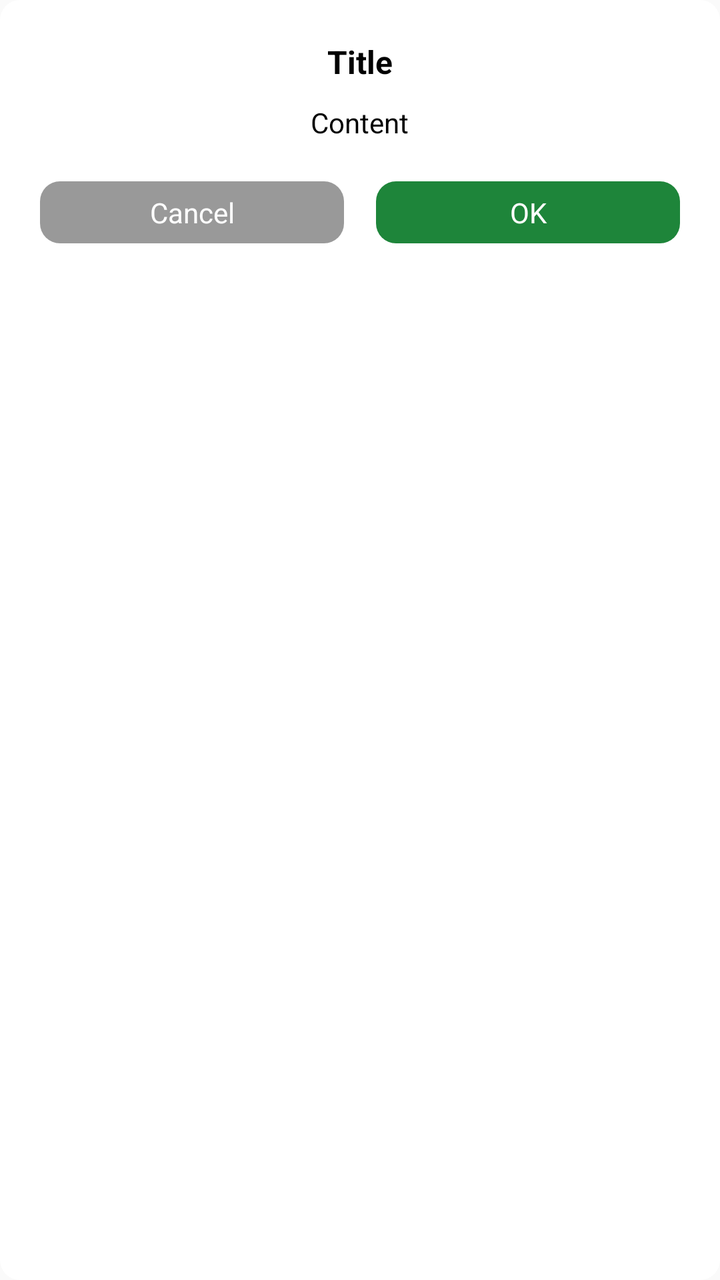
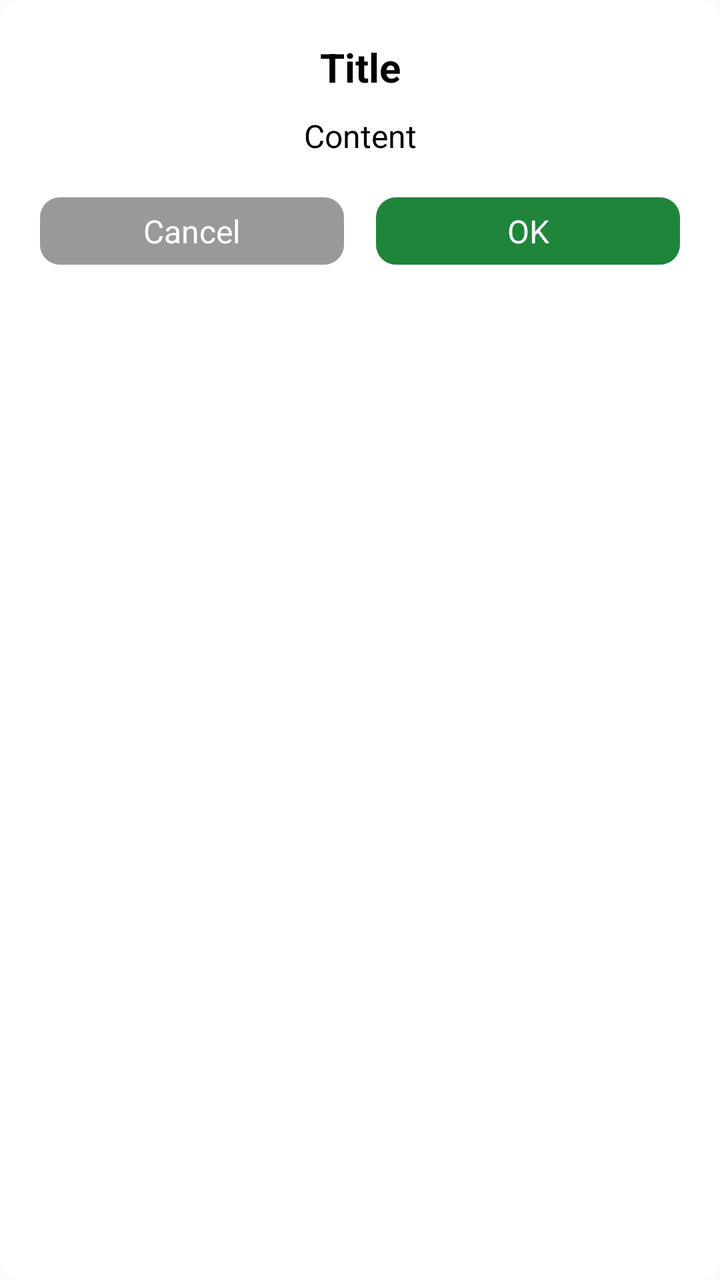

An Android layout rendered at two revisions. The XML below is the earlier revision; the diff shows what the commit changed to produce the second picture.
<!-- AndroidManifest.xml: application theme AppTheme -->
<!-- res/layout/dialog_custom.xml -->
<?xml version="1.0" encoding="utf-8"?>
<LinearLayout xmlns:android="http://schemas.android.com/apk/res/android"
    android:layout_width="match_parent"
    android:layout_height="wrap_content"
    android:background="@drawable/bg_white_ffffff_r10"
    android:orientation="vertical"
    android:padding="20dp">

    <TextView
        android:id="@+id/dialog_title"
        android:layout_width="wrap_content"
        android:layout_height="wrap_content"
        android:layout_gravity="center"
        android:text="Title"
        android:textColor="@color/colorBlack"
        android:textSize="16sp"
        android:textStyle="bold" />

    <TextView
        android:id="@+id/dialog_content"
        android:layout_width="wrap_content"
        android:layout_height="wrap_content"
        android:layout_gravity="center"
        android:layout_marginTop="10dp"
        android:text="Content"
        android:textColor="@color/colorBlack"
        android:textSize="14sp" />

    <LinearLayout
        android:layout_width="match_parent"
        android:layout_height="wrap_content"
        android:layout_marginTop="20dp"
        android:gravity="center"
        android:orientation="horizontal">

        <TextView
            android:id="@+id/dialog_cancel"
            android:layout_width="0dp"
            android:layout_weight="1"
            android:layout_height="wrap_content"
            android:paddingVertical="6dp"
            android:background="@drawable/bg_gray_999999_r10"
            android:gravity="center"
            android:text="Cancel"
            android:textColor="@color/colorWhite"
            android:textSize="14sp" />

        <TextView
            android:id="@+id/dialog_ok"
            android:layout_width="0dp"
            android:layout_weight="1"
            android:layout_height="wrap_content"
            android:paddingVertical="6dp"
            android:layout_marginStart="16dp"
            android:background="@drawable/bg_green_1e853a_r10"
            android:gravity="center"
            android:text="OK"
            android:textColor="@color/colorWhite"
            android:textSize="14sp" />
    </LinearLayout>

</LinearLayout>
<!-- resources referenced by this layout -->
<resources>
  <color name="colorBlack">#000000</color>
  <color name="colorWhite">#ffffff</color>
  <!-- drawable bg_gray_999999_r10 (drawable) -->
  <?xml version="1.0" encoding="utf-8"?>
  <shape xmlns:android="http://schemas.android.com/apk/res/android">
  
      <solid android:color="#FF999999" />
  
      <corners android:radius="10dp" />
  
  </shape>
  <!-- drawable bg_green_1e853a_r10 (drawable) -->
  <?xml version="1.0" encoding="utf-8"?>
  <shape xmlns:android="http://schemas.android.com/apk/res/android">
  
      <solid android:color="@color/colorGreen" />
  
      <corners android:radius="10dp" />
  
  </shape>
  <!-- drawable bg_white_ffffff_r10 (drawable) -->
  <?xml version="1.0" encoding="utf-8"?>
  <shape xmlns:android="http://schemas.android.com/apk/res/android">
  
      <solid android:color="#FFFFFFFF" />
  
      <corners android:radius="10dp" />
  
  </shape>
  <style name="AppTheme" parent="Theme.AppCompat.Light.DarkActionBar">
          
          <item name="colorPrimary">@color/colorWhite</item>
          <item name="colorPrimaryDark">@color/colorWhite</item>
          <item name="colorAccent">@color/colorAccent</item>
          <item name="android:windowFullscreen">false</item>
          <item name="android:navigationBarColor" tools:targetApi="lollipop">@color/colorWhite</item>
      </style>
  <color name="colorGreen">#1e853a</color>
  <color name="colorAccent">#338a3e</color>
</resources>

<!-- the commit's change to res/layout/dialog_custom.xml (unified diff, before → after) -->
@@ -1,6 +1,6 @@
 <?xml version="1.0" encoding="utf-8"?>
 <LinearLayout xmlns:android="http://schemas.android.com/apk/res/android"
-    android:layout_width="match_parent"
+    android:layout_width="320dp"
     android:layout_height="wrap_content"
     android:background="@drawable/bg_white_ffffff_r10"
     android:orientation="vertical"
@@ -8,23 +8,23 @@
 
     <TextView
         android:id="@+id/dialog_title"
-        android:layout_width="wrap_content"
+        android:layout_width="match_parent"
         android:layout_height="wrap_content"
-        android:layout_gravity="center"
+        android:gravity="center"
         android:text="Title"
         android:textColor="@color/colorBlack"
-        android:textSize="16sp"
+        android:textSize="20sp"
         android:textStyle="bold" />
 
     <TextView
         android:id="@+id/dialog_content"
-        android:layout_width="wrap_content"
+        android:layout_width="match_parent"
         android:layout_height="wrap_content"
-        android:layout_gravity="center"
+        android:gravity="center"
         android:layout_marginTop="10dp"
         android:text="Content"
         android:textColor="@color/colorBlack"
-        android:textSize="14sp" />
+        android:textSize="16sp" />
 
     <LinearLayout
         android:layout_width="match_parent"
@@ -43,7 +43,7 @@
             android:gravity="center"
             android:text="Cancel"
             android:textColor="@color/colorWhite"
-            android:textSize="14sp" />
+            android:textSize="16sp" />
 
         <TextView
             android:id="@+id/dialog_ok"
@@ -56,7 +56,7 @@
             android:gravity="center"
             android:text="OK"
             android:textColor="@color/colorWhite"
-            android:textSize="14sp" />
+            android:textSize="16sp" />
     </LinearLayout>
 
 </LinearLayout>
